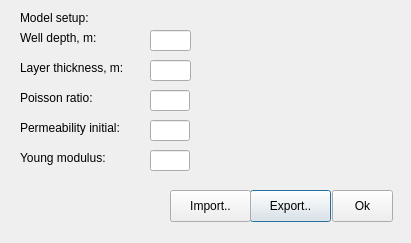
This is ui/input_window.ui in bob1ch/Hydraulic-fracturing as Qt 5 draws it before an edit. The edited form follows.
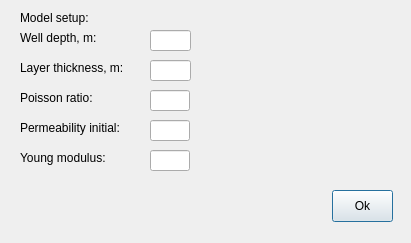
This is the edited form.

Patch:
```diff
--- a/ui/input_window.ui
+++ b/ui/input_window.ui
@@ -141,19 +141,6 @@
     </rect>
    </property>
   </widget>
-  <widget class="QPushButton" name="btnExport">
-   <property name="geometry">
-    <rect>
-     <x>250</x>
-     <y>190</y>
-     <width>81</width>
-     <height>32</height>
-    </rect>
-   </property>
-   <property name="text">
-    <string>Export..</string>
-   </property>
-  </widget>
   <widget class="QPushButton" name="btnOk">
    <property name="geometry">
     <rect>
@@ -167,19 +154,6 @@
     <string>Ok</string>
    </property>
   </widget>
-  <widget class="QPushButton" name="btnInport">
-   <property name="geometry">
-    <rect>
-     <x>170</x>
-     <y>190</y>
-     <width>81</width>
-     <height>32</height>
-    </rect>
-   </property>
-   <property name="text">
-    <string>Import..</string>
-   </property>
-  </widget>
  </widget>
  <resources/>
  <connections/>
```
